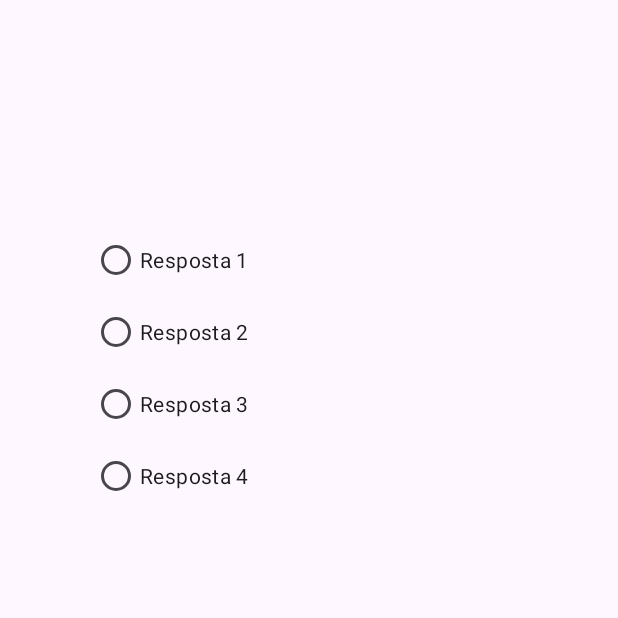
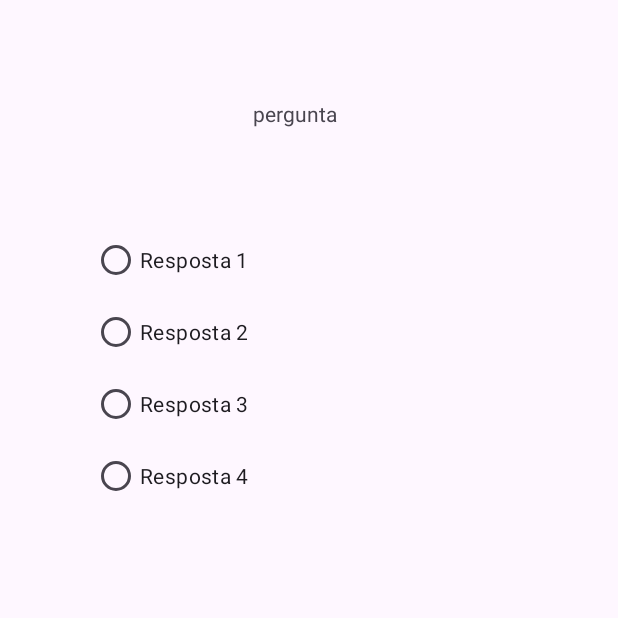
Before and after one commit to 1ngr1dp/ProjetoQuizAndroid, an Android app: the screen it shows after launch (MainActivity), on a phone screen of 412 x 824 dp, the top half of it. Run offline under Robolectric (Android 15) with nearby library versions, the phone set to English and light mode, and no system bars.

```diff
--- a/app/src/main/java/com/example/projetoquiz/MainActivity.java
+++ b/app/src/main/java/com/example/projetoquiz/MainActivity.java
@@ -1,6 +1,9 @@
 package com.example.projetoquiz;
 
 import android.os.Bundle;
+import android.widget.Button;
+import android.widget.RadioGroup;
+import android.widget.TextView;
 
 import androidx.activity.EdgeToEdge;
 import androidx.appcompat.app.AppCompatActivity;
@@ -9,6 +12,26 @@ import androidx.core.view.ViewCompat;
 import androidx.core.view.WindowInsetsCompat;
 
 public class MainActivity extends AppCompatActivity {
+        TextView txvPergunta;
+        RadioGroup rbg_principal;
+        Button btn_responder;
+        int pontuacao = 0;
+        int indicePergunta = 0;
+
+String [] perguntas = {
+        "Minha pergunta 1",
+        "Minha pergunta 2",
+        "Minha pergunta 3",
+        "Minha pergunta 4"
+};
+
+int []respostasCorretas = {
+        R.id.rb_a,
+        R.id.rb_b,
+        R.id.rb_c,
+        R.id.rb_d
+};
+
 
     @Override
     protected void onCreate(Bundle savedInstanceState) {
--- a/app/src/main/res/layout/activity_main.xml
+++ b/app/src/main/res/layout/activity_main.xml
@@ -59,4 +59,18 @@
         app:layout_constraintStart_toStartOf="parent"
         app:layout_constraintTop_toTopOf="parent"
         app:layout_constraintVertical_bias="0.687" />
+
+    <TextView
+        android:id="@+id/txvPergunta"
+        android:layout_width="wrap_content"
+        android:layout_height="wrap_content"
+        android:layout_marginStart="167dp"
+        android:layout_marginTop="43dp"
+        android:layout_marginEnd="186dp"
+        android:layout_marginBottom="41dp"
+        android:text="pergunta"
+        app:layout_constraintBottom_toTopOf="@+id/rbg_principal"
+        app:layout_constraintEnd_toEndOf="parent"
+        app:layout_constraintStart_toStartOf="parent"
+        app:layout_constraintTop_toTopOf="parent" />
 </androidx.constraintlayout.widget.ConstraintLayout>
--- a/app/src/main/res/values/strings.xml
+++ b/app/src/main/res/values/strings.xml
@@ -1,5 +1,6 @@
 <resources>
     <string name="app_name">Quizes</string>
+    <string name="pergunta">Espaço de Pergunta</string>
     <string name="alternativa_a">Resposta 1</string>
     <string name="alternativa_b">Resposta 2</string>
     <string name="alternativa_c">Resposta 3</string>
```
